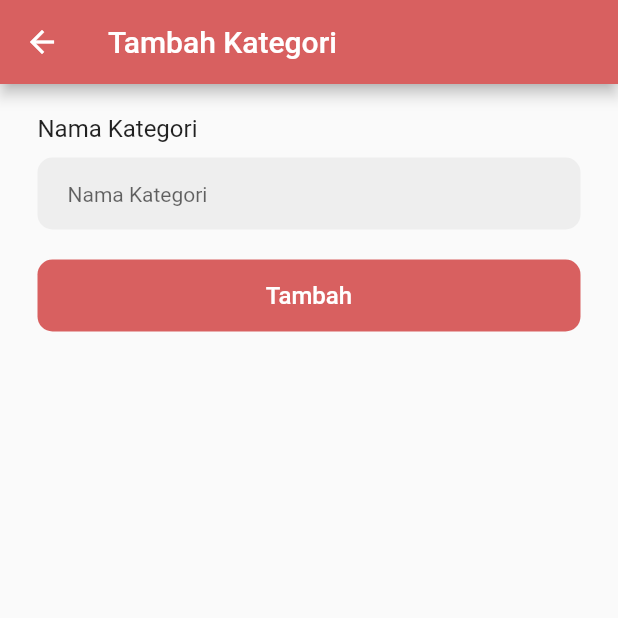
After one commit to ferdiansyahwp90/flutter_app, a Flutter app: the AddScreen screen opened directly, on a phone screen of 412 x 824 dp, the top half of it. The commit adds this screen. Run offline on Flutter 3.47's test engine with Material 2 defaults, Android fonts, the phone set to English and light mode, and no system bars; our stand-ins replace shared_preferences; accounts and stored records are empty.

Commit message:
Update ADD

```diff
--- /dev/null
+++ b/lib/screens/add_screen.dart
@@ -0,0 +1,138 @@
+import 'dart:convert';
+
+import 'package:flutter/material.dart';
+import 'package:shared_preferences/shared_preferences.dart';
+import 'package:flutter_app/screens/colours.dart';
+import 'package:http/http.dart' as http;
+import 'package:flutter_app/screens/home_screen.dart';
+import 'package:flutter_app/urls/uri_network.dart';
+
+class AddScreen extends StatefulWidget {
+  const AddScreen({super.key});
+
+  @override
+  State<AddScreen> createState() => _AddScreenState();
+}
+
+class _AddScreenState extends State<AddScreen> {
+  TextEditingController categoryController = TextEditingController();
+  final Future<SharedPreferences> prefs = SharedPreferences.getInstance();
+
+  void httpAddCategory() async {
+    final _prefs = await prefs;
+    var token = _prefs.getString('token');
+    var headers = {
+      'Content-Type': 'application/json',
+      'Accept': 'application/json',
+      'Authorization': 'Bearer $token'
+    };
+
+    Map body = {
+      'name': categoryController.text.trim(),
+      // 'device_name': 'mobile'
+    };
+
+    final url = Uri.parse(UriNetwork().baseUrl + UriNetwork().uriCategory);
+
+    try {
+      final response =
+          await http.post(url, body: jsonEncode(body), headers: headers);
+      print(response.statusCode);
+      print(response.body);
+
+      if (response.statusCode == 201) {
+        categoryController.clear();
+        print(response.body);
+        // ignore: use_build_context_synchronously
+        Navigator.pushReplacement(
+            context,
+            MaterialPageRoute(
+                builder: (BuildContext context) => const HomeScreen()));
+      } else if (response.statusCode == 422) {
+        throw jsonDecode(response.body)['message'] ?? 'Unknown Error Occured';
+      } else if (response.statusCode == 400) {
+        throw jsonDecode(response.body)['errors'] ?? 'Unknown Error Occured';
+      }
+    } catch (error) {
+      dialogMessage('Errors', error.toString());
+    }
+  }
+
+  void dialogMessage(title, error) {
+    showDialog(
+        context: context,
+        builder: (context) {
+          return SimpleDialog(
+            title: Text(
+              title,
+              style: const TextStyle(
+                color: Colors.black,
+              ),
+            ),
+            contentPadding: const EdgeInsets.all(20),
+            children: [Text(error)],
+          );
+        });
+  }
+
+  @override
+  Widget build(BuildContext context) {
+    return Scaffold(
+      appBar: AppBar(
+        title: const Text('Tambah Kategori'),
+        backgroundColor: primary,
+      ),
+      body: SingleChildScrollView(
+        child: Padding(
+          padding: const EdgeInsets.only(left: 25, right: 25),
+          child: Column(
+            children: [
+              const SizedBox(
+                height: 20,
+              ),
+              const Align(
+                  alignment: Alignment.centerLeft,
+                  child: Text(
+                    'Nama Kategori',
+                    style: TextStyle(fontSize: 16),
+                  )),
+              const SizedBox(
+                height: 10,
+              ),
+              Container(
+                padding: const EdgeInsets.only(left: 20, right: 20),
+                decoration: BoxDecoration(
+                    color: greyLight, borderRadius: BorderRadius.circular(10)),
+                child: TextFormField(
+                  controller: categoryController,
+                  decoration: const InputDecoration(
+                      hintText: 'Nama Kategori',
+                      border: InputBorder.none,
+                      hintStyle: TextStyle(fontSize: 14)),
+                ),
+              ),
+              const SizedBox(
+                height: 20,
+              ),
+              Container(
+                padding: const EdgeInsets.only(left: 20, right: 20),
+                width: double.infinity,
+                decoration: BoxDecoration(
+                    color: primary, borderRadius: BorderRadius.circular(10)),
+                child: TextButton(
+                  onPressed: () {
+                    httpAddCategory();
+                  },
+                  child: const Text(
+                    'Tambah',
+                    style: TextStyle(color: light, fontSize: 16),
+                  ),
+                ),
+              )
+            ],
+          ),
+        ),
+      ),
+    );
+  }
+}
--- a/lib/screens/home_screen.dart
+++ b/lib/screens/home_screen.dart
@@ -3,6 +3,7 @@ import 'dart:convert';
 import 'package:flutter/material.dart';
 import 'package:shared_preferences/shared_preferences.dart';
 import 'package:flutter_app/models/category_model.dart';
+import 'package:flutter_app/screens/add_screen.dart';
 import 'package:flutter_app/screens/colours.dart';
 import 'package:http/http.dart' as http;
 import 'package:flutter_app/screens/login_screen.dart';
```
